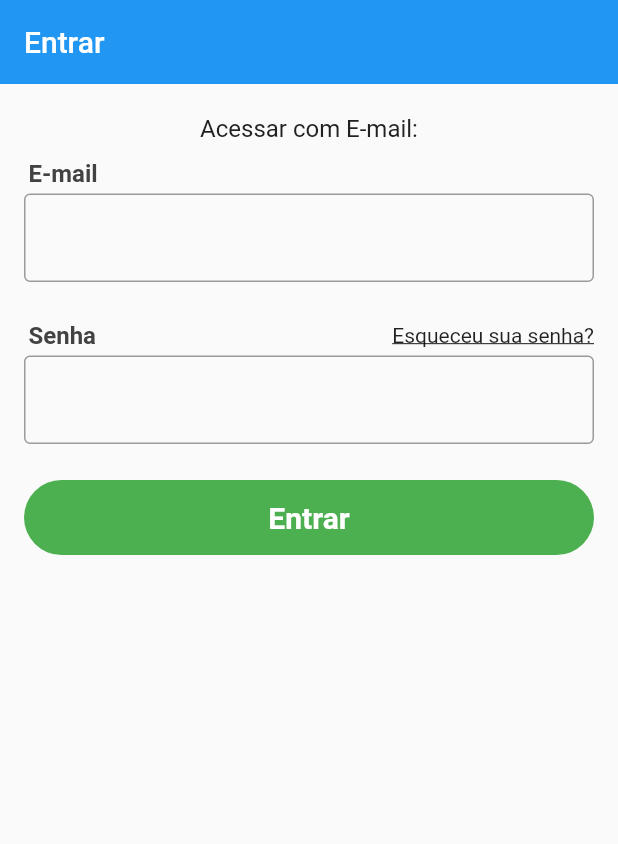
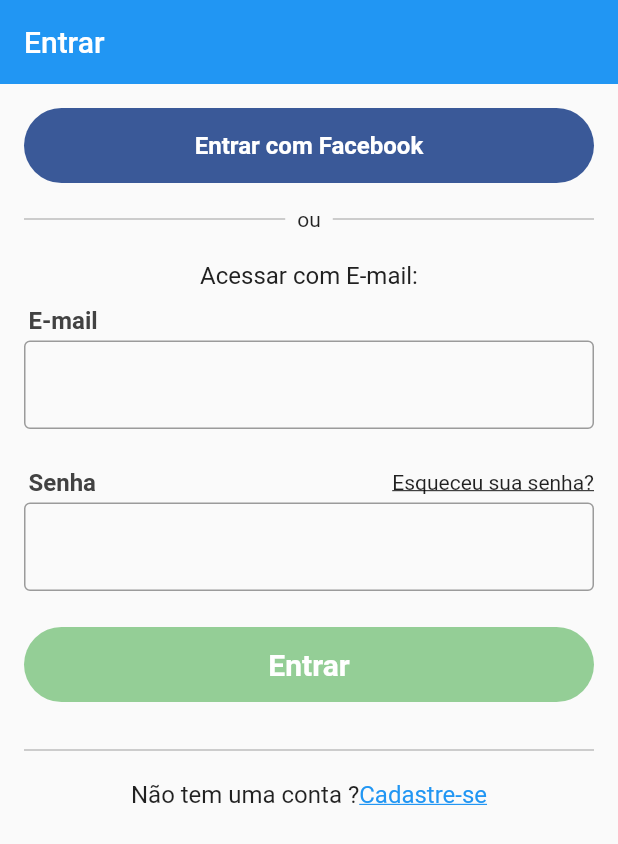
Before and after one commit to SergioJunnior/Teste-Monitora, a Flutter app: the screen it shows after launch, on a phone screen of 412 x 824 dp. Shown: the top 844 px of the screen. Run offline on Flutter 3.47's test engine with Material 2 defaults, Android fonts, the phone set to English and light mode, and no system bars; our stand-ins replace rxdart.

Commit message:
Finalizado UI da tela login

```diff
--- /dev/null
+++ b/teste_lider/lib/bloc/login/button_state.dart
@@ -0,0 +1,7 @@
+class ButtonState{
+
+  ButtonState({this.enabled,this.loading});
+
+  bool enabled;
+  bool loading;
+}
--- /dev/null
+++ b/teste_lider/lib/screens/Widgets/facebook_button.dart
@@ -0,0 +1,48 @@
+import 'package:flutter/material.dart';
+import 'package:teste_lider/bloc/login/login_bloc.dart';
+import 'package:teste_lider/bloc/login/login_bloc_state.dart';
+
+class FacebookButton extends StatelessWidget {
+
+  FacebookButton(this.loginBloc);
+  final LoginBloc loginBloc;
+  @override
+  Widget build(BuildContext context) {
+    return Container(
+      margin: const EdgeInsets.symmetric(vertical: 16),
+        height: 50,
+        child: StreamBuilder<LoginBlocState>(
+          initialData: LoginBlocState(LoginState.IDLE),
+          stream: loginBloc.outState,
+          builder: (context, snapshot) {
+            return RaisedButton(
+              color: Color.fromRGBO(58,89,152,1),
+              disabledColor: Color.fromRGBO(58, 69, 152, 0.7),
+              elevation: 0,
+              shape: RoundedRectangleBorder(
+                borderRadius: BorderRadius.circular(25),
+              ),
+              onPressed: snapshot.data.state ==LoginState.LOADING_FACE ? null :()async{
+                final bool success = await loginBloc.loginWithFacebook();
+                /*if (success){
+                  Navigator.of(context).pop();
+                }*/
+              },
+              child: snapshot.data.state == LoginState.LOADING_FACE ?
+              CircularProgressIndicator(
+                valueColor: AlwaysStoppedAnimation<Color>(Colors.white),
+              ) :
+              Text(
+                "Entrar com Facebook",
+                style: TextStyle(
+                  color: Colors.white,
+                  fontSize: 16,
+                  fontWeight: FontWeight.w600,
+                ),
+              ),
+            );
+          }
+        ),
+    );
+  }
+}
--- a/teste_lider/lib/screens/Widgets/login_button.dart
+++ b/teste_lider/lib/screens/Widgets/login_button.dart
@@ -1,29 +1,45 @@
 import 'package:flutter/material.dart';
+import 'package:teste_lider/bloc/login/button_state.dart';
+import 'package:teste_lider/bloc/login/login_bloc.dart';
 
 class LoginButton extends StatelessWidget {
+
+  LoginButton(this.loginBloc);
+  final LoginBloc loginBloc;
+
   @override
   Widget build(BuildContext context) {
     return Container(
-        margin: const EdgeInsets.symmetric(vertical:24),
+      margin: const EdgeInsets.symmetric(vertical: 24),
         height: 50,
-        child: StreamBuilder(
-          builder: (context,snapthoste){
+        child: StreamBuilder < ButtonState > (
+          stream: loginBloc.outLoginButton,
+          initialData: ButtonState(enabled:false,loading:false),
+          builder: (context, snapshot) {
             return RaisedButton(
               color: Colors.green,
               disabledColor: Colors.green.withAlpha(150),
               elevation: 0,
               shape: RoundedRectangleBorder(borderRadius: BorderRadius.circular(25)),
-              onPressed: (){},
-              child: Text(
+              onPressed: snapshot.data.enabled ? () async {
+                final bool success = await loginBloc.loginWithEmail();
+                /*if (success){
+                  Navigator.of(context).pop();
+                }*/
+              } : null,
+              child: snapshot.data.loading ? CircularProgressIndicator(
+                valueColor: AlwaysStoppedAnimation<Color>(Colors.white),
+              ) :
+              Text(
                 "Entrar",
                 style: TextStyle(
-                  color:Colors.white,
-                  fontSize:20,
+                  color: Colors.white,
+                  fontSize: 20,
                   fontWeight: FontWeight.w600,
                 ),
-                ),
+              ),
             );
-        }),
+          }),
     );
   }
 }
--- /dev/null
+++ b/teste_lider/lib/screens/Widgets/or_divide.dart
@@ -0,0 +1,23 @@
+import 'package:flutter/material.dart';
+
+class Ordivider extends StatelessWidget {
+  @override
+  Widget build(BuildContext context) {
+    return Row(
+      children: < Widget > [
+        Expanded(
+          child: Divider(color: Colors.grey,),
+        ),
+        const Padding(
+          padding: EdgeInsets.symmetric(horizontal :8),
+          child: Text('ou'),
+        ),
+        Expanded(
+          child: Divider(
+            color:Colors.grey,
+          )
+        )
+      ],
+    );
+  }
+}
--- a/teste_lider/lib/screens/login_screen.dart
+++ b/teste_lider/lib/screens/login_screen.dart
@@ -1,7 +1,9 @@
 import 'package:flutter/material.dart';
 import 'package:teste_lider/bloc/login/field_statebloc.dart';
 import 'package:teste_lider/bloc/login/login_bloc.dart';
+import 'package:teste_lider/screens/Widgets/facebook_button.dart';
 import 'package:teste_lider/screens/Widgets/login_button.dart';
+import 'package:teste_lider/screens/Widgets/or_divide.dart';
 
 class LoginScreen extends StatefulWidget {
   @override
@@ -24,6 +26,8 @@ class _LoginScreenState extends State < LoginScreen > {
           child: Column(
             crossAxisAlignment: CrossAxisAlignment.stretch,
             children: < Widget > [
+              FacebookButton(_loginBloc),
+              Ordivider(),
               Padding(padding: const EdgeInsets.only(top: 20, bottom: 11),
                 child: Text(
                   "Acessar com E-mail:",
@@ -42,7 +46,7 @@ class _LoginScreenState extends State < LoginScreen > {
                     )
                   ),
               ),
-              StreamBuilder<FieldState>(
+              StreamBuilder < FieldState > (
                 stream: _loginBloc.outEmail,
                 initialData: FieldState(),
                 builder: (context, snapshot) {
@@ -51,11 +55,11 @@ class _LoginScreenState extends State < LoginScreen > {
                     autocorrect: false,
                     decoration: InputDecoration(
                       border: const OutlineInputBorder(),
-                      errorText: snapshot.data.error,
-                      ),
-                      onChanged: _loginBloc.changeEmail ,
-                      enabled: snapshot.data.enabled,
-                     );
+                        errorText: snapshot.data.error,
+                    ),
+                    onChanged: _loginBloc.changeEmail,
+                    enabled: snapshot.data.enabled,
+                  );
                 },
               ),
               Padding(
@@ -86,7 +90,7 @@ class _LoginScreenState extends State < LoginScreen > {
                     ]
                   ),
               ),
-              StreamBuilder<FieldState>(
+              StreamBuilder < FieldState > (
                 stream: _loginBloc.outPassword,
                 initialData: FieldState(),
                 builder: (context, snapshot) {
@@ -95,13 +99,41 @@ class _LoginScreenState extends State < LoginScreen > {
                     obscureText: true,
                     decoration: InputDecoration(
                       border: const OutlineInputBorder(),
-                      errorText: snapshot.data.error,
+                        errorText: snapshot.data.error,
                     ),
                     onChanged: _loginBloc.changePassword,
                     enabled: snapshot.data.enabled,
                   );
                 }),
-              LoginButton(),
+              LoginButton(_loginBloc),
+              Divider(
+                color: Colors.grey,
+              ),
+              Padding(
+                padding: const EdgeInsets.symmetric(vertical: 12),
+                child: Row(
+                  mainAxisAlignment: MainAxisAlignment.center,
+                  children: <Widget>[
+                    const Text(
+                      "Não tem uma conta ?",
+                      style: TextStyle(fontSize:16),
+                      ),
+                      GestureDetector(
+                        onTap:(){
+                          //Navigator.of(context).push(MaterialPageRoute(builder: (context)=> SignUpScreen()));
+                        },
+                        child: Text(
+                          "Cadastre-se",
+                          style:TextStyle(
+                            decoration: TextDecoration.underline,
+                            color: Colors.blue,
+                            fontSize: 16,
+                          )
+                        ),
+                      )
+                  ],
+                ),
+              )
             ],
           ), ),
       ),
```
Also changed, not shown: teste_lider/lib/bloc/login/login_bloc.dart (+35 -2 lines).
